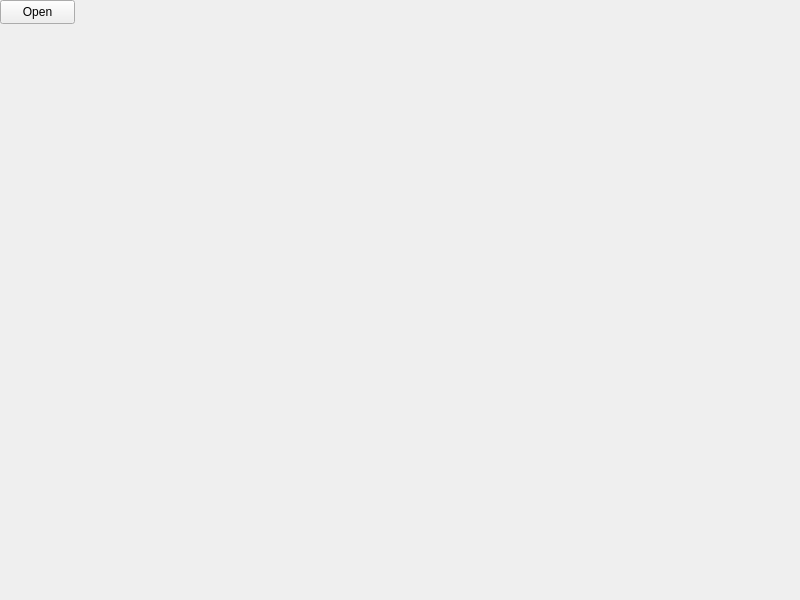
Qt form mainwindow/form.ui (Sanya550/QtPython) before a commit.
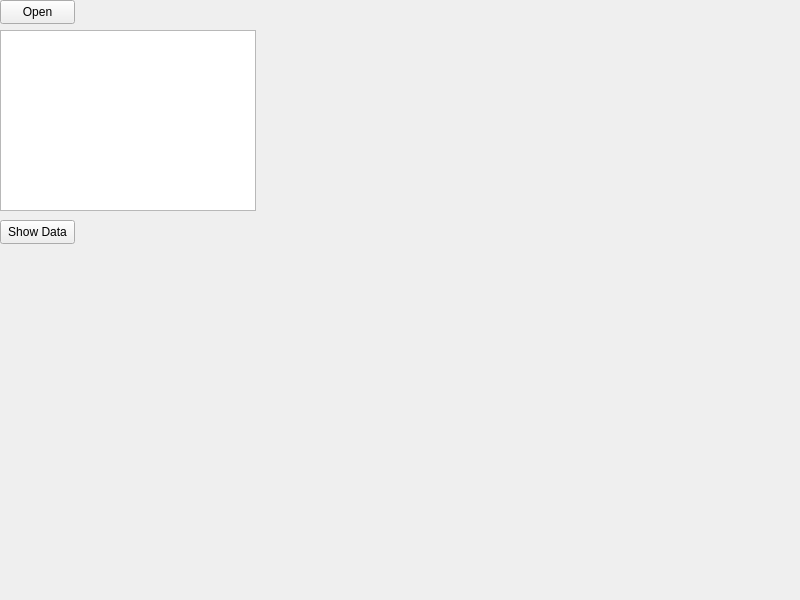
The same form after that commit.

Commit message: added column_view

```diff
--- a/mainwindow/form.ui
+++ b/mainwindow/form.ui
@@ -26,6 +26,29 @@
     <string>Open</string>
    </property>
   </widget>
+  <widget class="QColumnView" name="columnView">
+   <property name="geometry">
+    <rect>
+     <x>0</x>
+     <y>30</y>
+     <width>256</width>
+     <height>181</height>
+    </rect>
+   </property>
+  </widget>
+  <widget class="QPushButton" name="showData">
+   <property name="geometry">
+    <rect>
+     <x>0</x>
+     <y>220</y>
+     <width>75</width>
+     <height>24</height>
+    </rect>
+   </property>
+   <property name="text">
+    <string>Show Data</string>
+   </property>
+  </widget>
  </widget>
  <resources/>
  <connections/>
```
Left out of the diff: 2 changed lines with no effect on the pictures. The commit also changes 4 other files.
